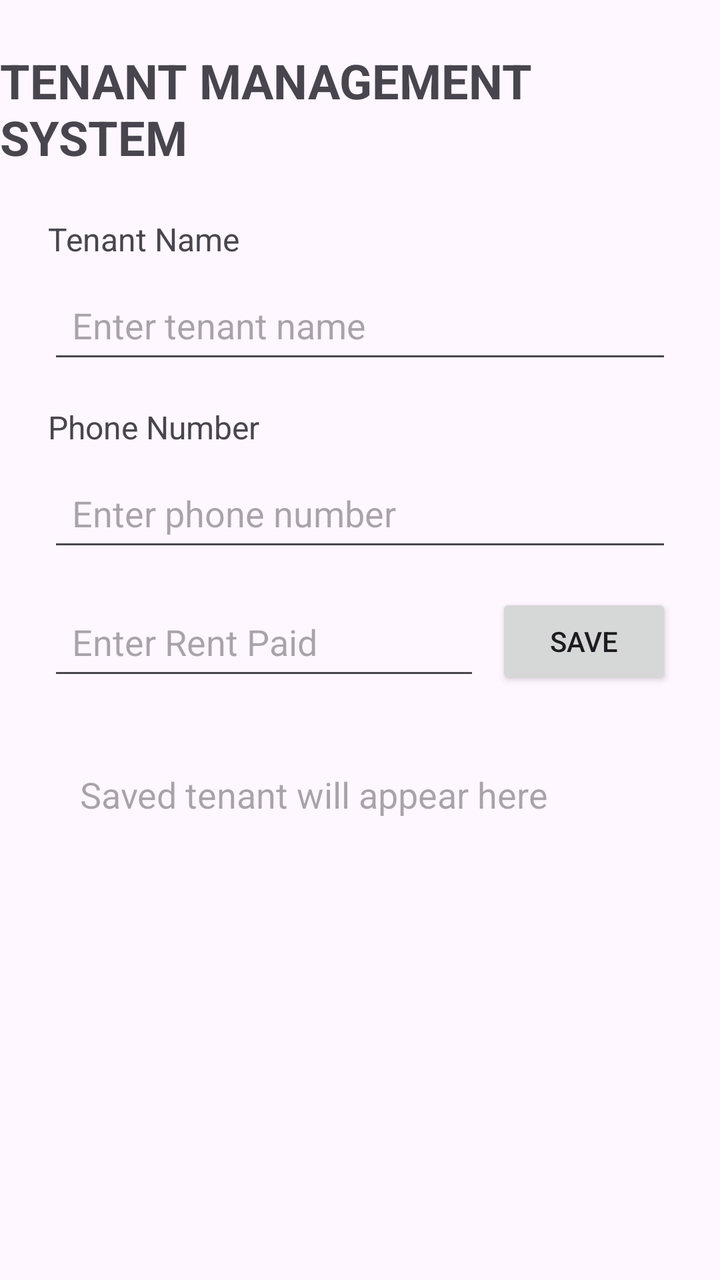
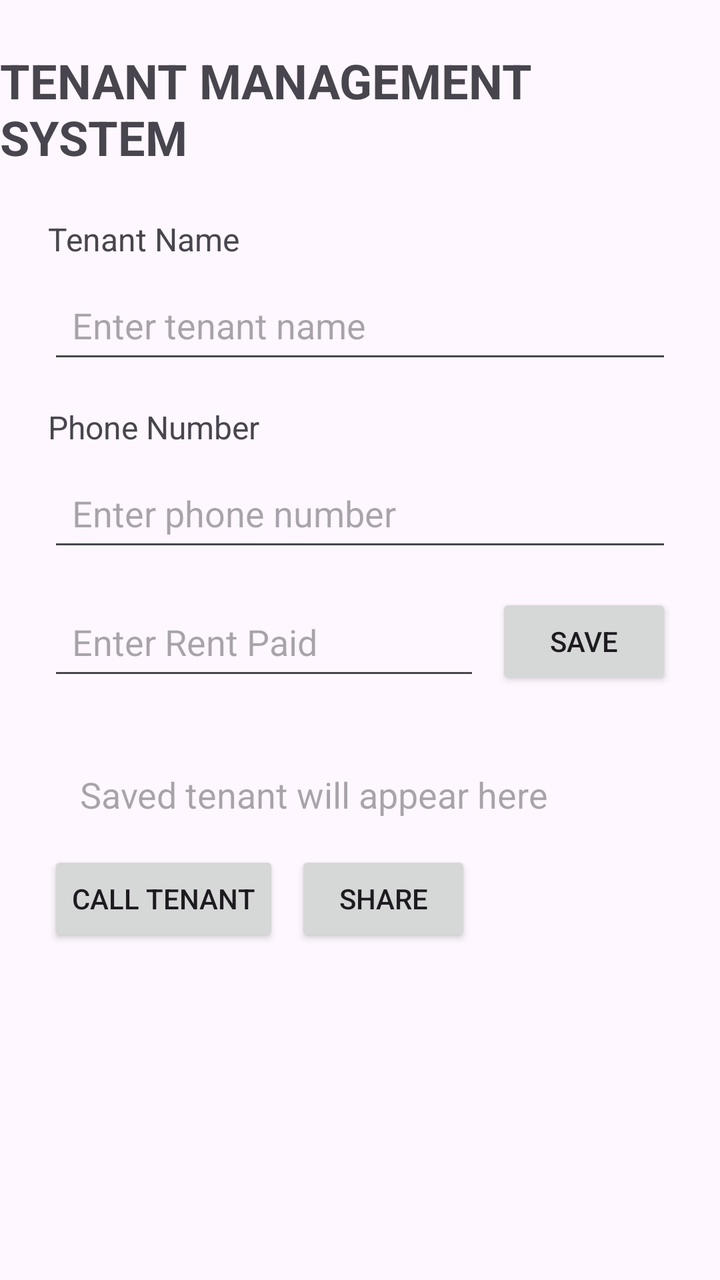

The first picture is an Android layout as it rendered before a commit; the second is the same layout after the commit. The layout source and the unified diff follow.
<!-- AndroidManifest.xml: application theme Theme.TenantManagementSystem -->
<!-- res/layout/activity_main.xml -->
<?xml version="1.0" encoding="utf-8"?>
<layout xmlns:android="http://schemas.android.com/apk/res/android"
    xmlns:app="http://schemas.android.com/apk/res-auto">

    <data>
        <variable
            name="tenant"
            type="com.example.tenantmanagementsystem.Tenant" />
    </data>

    <androidx.constraintlayout.widget.ConstraintLayout
        android:layout_width="match_parent"
        android:layout_height="match_parent">

        <TextView
            android:id="@+id/titleTextView"
            android:layout_width="wrap_content"
            android:layout_height="wrap_content"
            android:text="TENANT MANAGEMENT SYSTEM"
            android:textSize="24sp"
            android:textStyle="bold"
            android:layout_marginTop="24dp"
            app:layout_constraintTop_toTopOf="parent"
            app:layout_constraintStart_toStartOf="parent"
            app:layout_constraintEnd_toEndOf="parent" />

        <TextView
            android:id="@+id/tenantNameLabel"
            android:layout_width="wrap_content"
            android:layout_height="wrap_content"
            android:text="Tenant Name"
            android:textSize="16sp"
            android:layout_marginTop="24dp"
            android:layout_marginStart="24dp"
            app:layout_constraintTop_toBottomOf="@id/titleTextView"
            app:layout_constraintStart_toStartOf="parent" />

        <EditText
            android:id="@+id/tenantNameEditText"
            android:layout_width="0dp"
            android:layout_height="wrap_content"
            android:hint="Enter tenant name"
            android:minHeight="48dp"
            android:padding="12dp"
            android:layout_marginTop="8dp"
            android:layout_marginStart="24dp"
            android:layout_marginEnd="24dp"
            app:layout_constraintTop_toBottomOf="@id/tenantNameLabel"
            app:layout_constraintStart_toStartOf="parent"
            app:layout_constraintEnd_toEndOf="parent" />

        <TextView
            android:id="@+id/phoneLabel"
            android:layout_width="wrap_content"
            android:layout_height="wrap_content"
            android:text="Phone Number"
            android:textSize="16sp"
            android:layout_marginTop="16dp"
            android:layout_marginStart="24dp"
            app:layout_constraintTop_toBottomOf="@id/tenantNameEditText"
            app:layout_constraintStart_toStartOf="parent" />

        <EditText
            android:id="@+id/phoneEditText"
            android:layout_width="0dp"
            android:layout_height="wrap_content"
            android:hint="Enter phone number"
            android:inputType="phone"
            android:minHeight="48dp"
            android:padding="12dp"
            android:layout_marginTop="8dp"
            android:layout_marginStart="24dp"
            android:layout_marginEnd="24dp"
            app:layout_constraintTop_toBottomOf="@id/phoneLabel"
            app:layout_constraintStart_toStartOf="parent"
            app:layout_constraintEnd_toEndOf="parent" />

        <EditText
            android:id="@+id/rentEditText"
            android:layout_width="0dp"
            android:layout_height="wrap_content"
            android:hint="Enter Rent Paid"
            android:inputType="numberDecimal"
            android:minHeight="48dp"
            android:padding="12dp"
            android:layout_marginStart="24dp"
            android:layout_marginTop="16dp"
            android:layout_marginEnd="8dp"
            app:layout_constraintTop_toBottomOf="@id/phoneEditText"
            app:layout_constraintStart_toStartOf="parent"
            app:layout_constraintEnd_toStartOf="@id/saveButton" />

        <Button
            android:id="@+id/saveButton"
            android:layout_width="wrap_content"
            android:layout_height="wrap_content"
            android:text="SAVE"
            android:layout_marginEnd="24dp"
            app:layout_constraintTop_toTopOf="@id/rentEditText"
            app:layout_constraintEnd_toEndOf="parent" />

        <TextView
            android:id="@+id/tenantResultTextView"
            android:layout_width="0dp"
            android:layout_height="wrap_content"
            android:text="@{tenant.summary()}"
            android:hint="Saved tenant will appear here"
            android:textSize="18sp"
            android:padding="16dp"
            android:layout_margin="24dp"
            app:layout_constraintTop_toBottomOf="@id/rentEditText"
            app:layout_constraintStart_toStartOf="parent"
            app:layout_constraintEnd_toEndOf="parent" />

    </androidx.constraintlayout.widget.ConstraintLayout>
</layout>
<!-- resources referenced by this layout -->
<resources>
  <style name="Theme.TenantManagementSystem" parent="Base.Theme.TenantManagementSystem" />
  <style name="Base.Theme.TenantManagementSystem" parent="Theme.Material3.DayNight.NoActionBar">
          
          
      </style>
</resources>

<!-- the commit's change to res/layout/activity_main.xml (unified diff, before → after) -->
@@ -112,5 +112,23 @@
             app:layout_constraintStart_toStartOf="parent"
             app:layout_constraintEnd_toEndOf="parent" />
 
+        <Button
+            android:id="@+id/callButton"
+            android:layout_width="wrap_content"
+            android:layout_height="wrap_content"
+            android:text="CALL TENANT"
+            android:layout_marginStart="24dp"
+            app:layout_constraintTop_toBottomOf="@id/tenantResultTextView"
+            app:layout_constraintStart_toStartOf="parent" />
+
+        <Button
+            android:id="@+id/shareButton"
+            android:layout_width="wrap_content"
+            android:layout_height="wrap_content"
+            android:text="SHARE"
+            android:layout_marginStart="8dp"
+            app:layout_constraintTop_toTopOf="@id/callButton"
+            app:layout_constraintStart_toEndOf="@id/callButton" />
+
     </androidx.constraintlayout.widget.ConstraintLayout>
 </layout>
